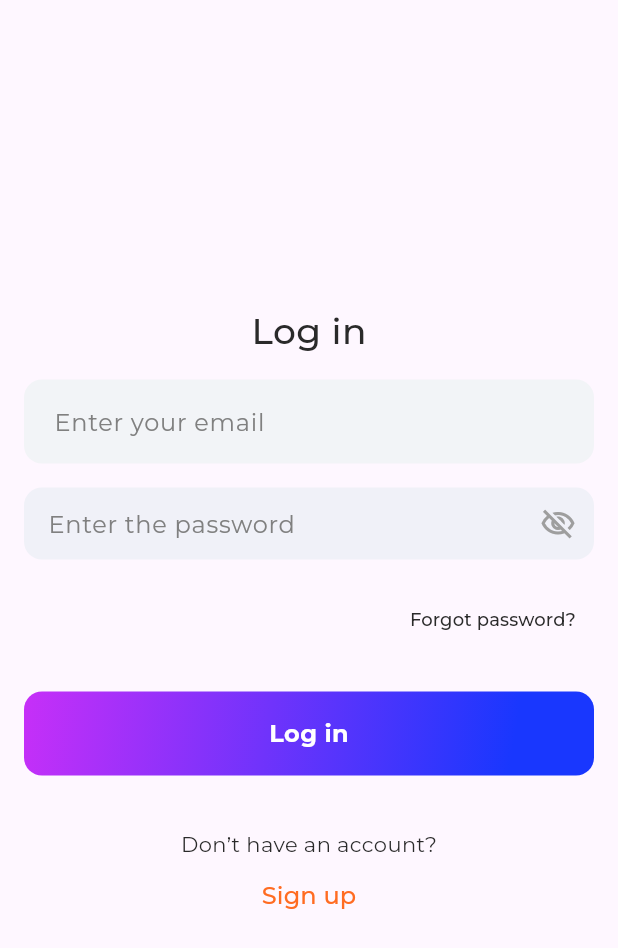
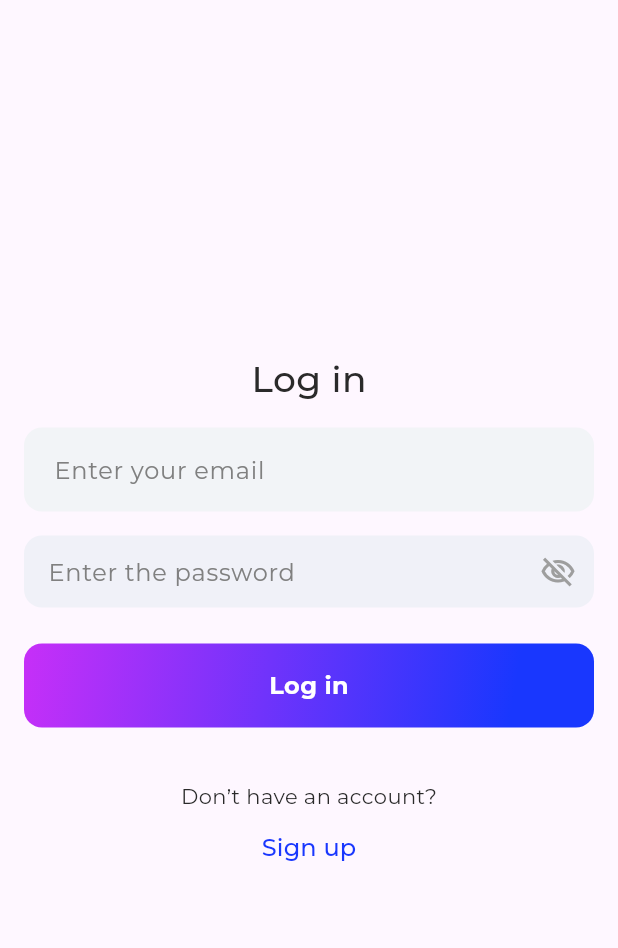
Before and after one commit to KafiulIslam/money_ger, a Flutter app: the screen it shows after launch, on a phone screen of 412 x 824 dp. Shown: the top 948 px of the screen. Run offline on Flutter 3.47's test engine with Material 3 defaults, Android fonts, the phone set to English and light mode, and no system bars; our stand-ins replace appwrite, fl_chart, flutter_secure_storage, google_fonts, printing, rating_dialog; missing offline and left inert: flutter_mailer, store_redirect.

```diff
--- a/lib/views/auth/login/login_screen.dart
+++ b/lib/views/auth/login/login_screen.dart
@@ -1,4 +1,3 @@
-import 'package:appwrite/enums.dart';
 import 'package:flutter/material.dart';
 import 'package:money_ger/controllers/auth_provider.dart';
 import 'package:money_ger/views/auth/signup/signup_screen.dart';
@@ -36,6 +35,7 @@ class _LoginScreenState extends State<LoginScreen> {
               child: Consumer<AuthProvider>(builder: (_, authProvider, child) {
                 return Column(
                   children: [
+
                     Text(
                       'Log in',
                       style: tTextStyle500.copyWith(
@@ -52,17 +52,17 @@ class _LoginScreenState extends State<LoginScreen> {
                       passwordController: _password,
                       hintText: 'Enter the password',
                     ),
-                    sixteenVerticalSpace,
-                    Align(
-                      alignment: Alignment.centerRight,
-                      child: TextButton(
-                          onPressed: () {},
-                          child: Text(
-                            'Forgot password?',
-                            style: tTextStyleRegular.copyWith(
-                                fontSize: 12, color: textPrimaryColor),
-                          )),
-                    ),
+                    // sixteenVerticalSpace,
+                    // Align(
+                    //   alignment: Alignment.centerRight,
+                    //   child: TextButton(
+                    //       onPressed: () {},
+                    //       child: Text(
+                    //         'Forgot password?',
+                    //         style: tTextStyleRegular.copyWith(
+                    //             fontSize: 12, color: textPrimaryColor),
+                    //       )),
+                    // ),
                     primaryVerticalSpace,
                     PrimaryButton(
                       onTap: () async {
@@ -89,7 +89,7 @@ class _LoginScreenState extends State<LoginScreen> {
                         child: Text(
                           'Sign up',
                           style: tTextStyle500.copyWith(
-                              fontSize: 16, color: secondaryColor),
+                              fontSize: 16, color: primeColor),
                         )),
                   ],
                 );
--- a/lib/views/auth/signup/signup_screen.dart
+++ b/lib/views/auth/signup/signup_screen.dart
@@ -91,7 +91,7 @@ class _SignUpScreenState extends State<SignUpScreen> {
                         child: Text(
                           'Log in',
                           style: tTextStyle500.copyWith(
-                              fontSize: 16, color: secondaryColor),
+                              fontSize: 16, color: primeColor),
                         )),
                     primaryVerticalSpace
                   ],
--- a/lib/views/dashboard/home/home_screen.dart
+++ b/lib/views/dashboard/home/home_screen.dart
@@ -54,7 +54,8 @@ class _HomeScreenState extends State<HomeScreen> {
                 )),
           ),
           title: Text(
-            '${AppConstant.currentMonth} History',
+           // '${AppConstant.currentMonth} History',
+            AppConstant.currentMonthId,
             style: tTextStyleBold.copyWith(color: white, fontSize: 20),
           ),
           // actions: [
--- a/pubspec.yaml
+++ b/pubspec.yaml
@@ -49,6 +49,7 @@ dependencies:
   rating_dialog: ^2.0.4
   store_redirect: ^2.0.2
   flutter_mailer: ^2.1.2
+#  google_mobile_ads: ^5.1.0
 
 
 dev_dependencies:
```
Also changed, not shown: lib/models/ad_helper.dart (added, +29 -0 lines), lib/views/dashboard/home/widgets/custom_expansion_tile.dart (+31 -39 lines), assets/images/signup_bd.png (added), 1 other file.
